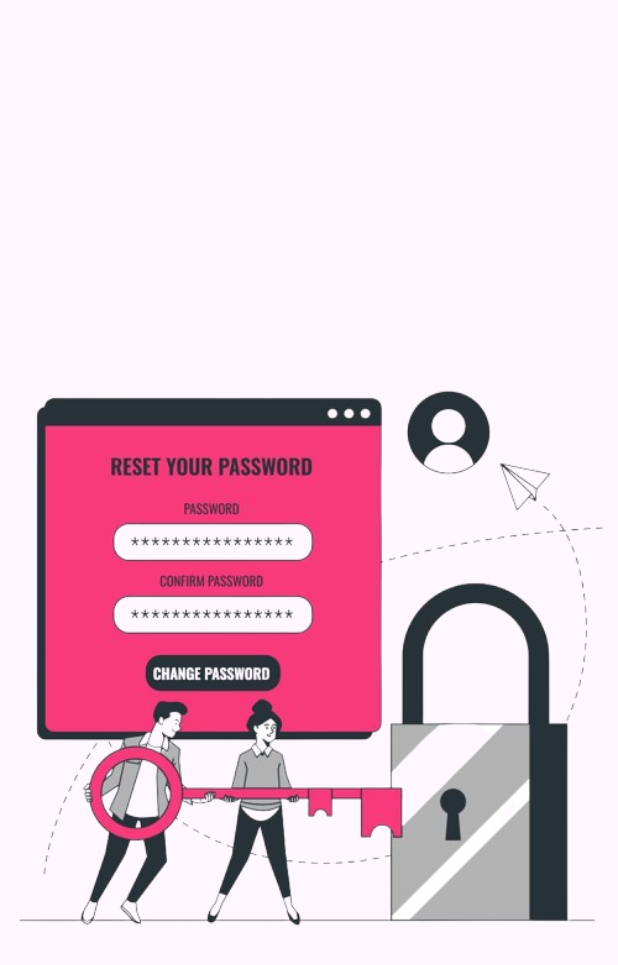
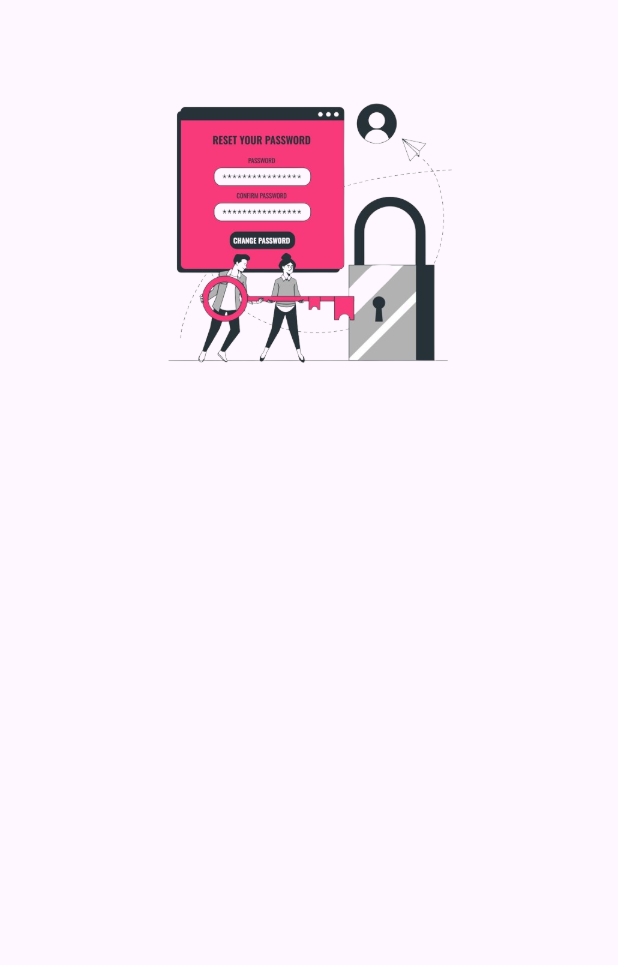
Before and after one commit to SA-RO234/Form-Mobile-Application, a Flutter app: the screen it shows after launch, on a phone screen of 412 x 824 dp. Shown: the top 965 px of the screen. Run offline on Flutter 3.47's test engine with Material 3 defaults, Android fonts, the phone set to English and light mode, and no system bars.

Commit message:
Update Image

```diff
--- a/lib/main.dart
+++ b/lib/main.dart
@@ -32,7 +32,14 @@ class _MyHomePageState extends State<MyHomePage> {
   Widget build(BuildContext context) {
     return Scaffold(
       appBar: AppBar(backgroundColor: Colors.transparent, elevation: 0),
-      body: Center(child: Image(image: AssetImage("assets/logo.png"))),
+      body: Align(
+        alignment: Alignment.topCenter,
+        child: Image(
+          image: AssetImage("assets/logo.png"),
+          width: 200, // set your desired width
+          height: 200, // set your desired height
+        ),
+      ),
     );
   }
 }
```
